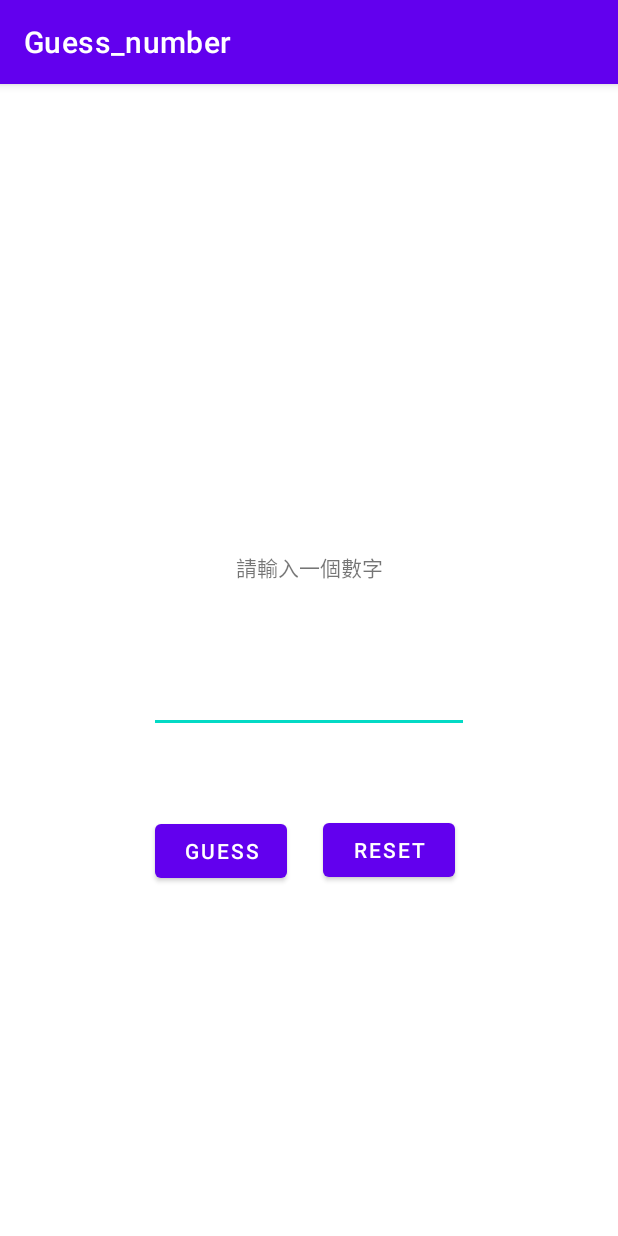
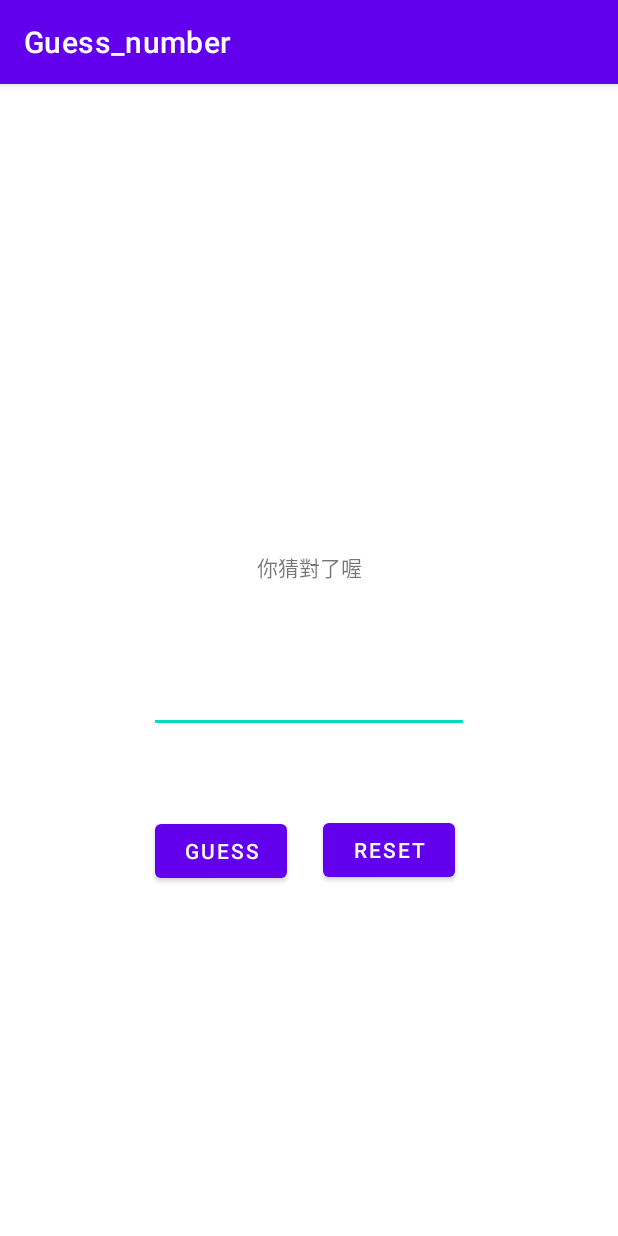
Before and after one commit to chenghanCHWU/app_ntunhs_im, an Android app: the screen it shows after launch (MainActivity), after a tap on "GUESS", on a phone screen of 412 x 824 dp. Run offline under Robolectric (Android 15) with nearby library versions, the phone set to English and light mode, and no system bars; 1 statement that could not run was skipped.

Commit message:
guess_number_v1

```diff
--- a/Guess_number/app/src/main/java/com/example/guess_number/MainActivity.kt
+++ b/Guess_number/app/src/main/java/com/example/guess_number/MainActivity.kt
@@ -4,7 +4,9 @@ import androidx.appcompat.app.AppCompatActivity
 import android.os.Bundle
 import android.util.Log
 import android.widget.Button
-import android.widget.Toast
+import android.widget.EditText
+import android.widget.TextView
+import java.util.Random
 
 class MainActivity : AppCompatActivity() {
     override fun onCreate(savedInstanceState: Bundle?) {
@@ -12,11 +14,37 @@ class MainActivity : AppCompatActivity() {
         super.onCreate(savedInstanceState)
         setContentView(R.layout.activity_main)
 
-        val guess_button=findViewById<Button>(R.id.Guess_button)
+        val textView = findViewById<TextView>(R.id.textView)
+        val guess_button = findViewById<Button>(R.id.Guess_button)
+        val reset_button = findViewById<Button>(R.id.reset_button)
+        val editText = findViewById<EditText>(R.id.editText)
+        var validate_num:Int
+        val MAXIMUM:Int=100
+        var maximum:Int =MAXIMUM
+        var minimum:Int =0
+        var secret: Int = Random().nextInt(maximum)+1
+
 
         guess_button.setOnClickListener{
-            Log.e("MainActivity","this is error")
+            validate_num=editText.text.toString().toInt()-secret
+            var ans_str: String="你猜對了喔"
 
+            if(validate_num>0){
+                maximum=editText.text.toString().toInt()
+                ans_str=minimum.toString()+"-"+maximum.toString()
+            }else if(validate_num<0){
+                minimum=editText.text.toString().toInt()
+                ans_str=minimum.toString()+"-"+maximum.toString()
+            }
+
+            textView.text=ans_str
+        }
+
+        reset_button.setOnClickListener{
+            maximum=MAXIMUM
+            minimum=0
+            secret = Random().nextInt(maximum)+1
+            textView.text=minimum.toString()+"-"+maximum.toString()
         }
     }
 }
--- a/Guess_number/app/src/main/res/layout/activity_main.xml
+++ b/Guess_number/app/src/main/res/layout/activity_main.xml
@@ -7,7 +7,7 @@
     tools:context=".MainActivity">
 
     <TextView
-        android:id="@+id/result_textView"
+        android:id="@+id/textView"
         android:layout_width="wrap_content"
         android:layout_height="wrap_content"
         android:text="請輸入一個數字"
@@ -26,7 +26,7 @@
         app:layout_constraintEnd_toEndOf="parent"
         app:layout_constraintHorizontal_bias="0.318"
         app:layout_constraintStart_toStartOf="parent"
-        app:layout_constraintTop_toBottomOf="@+id/result_textView"
+        app:layout_constraintTop_toBottomOf="@+id/textView"
         app:layout_constraintVertical_bias="0.4" />
 
     <EditText
@@ -38,7 +38,7 @@
         app:layout_constraintBottom_toTopOf="@+id/Guess_button"
         app:layout_constraintEnd_toEndOf="parent"
         app:layout_constraintStart_toStartOf="parent"
-        app:layout_constraintTop_toBottomOf="@+id/result_textView" />
+        app:layout_constraintTop_toBottomOf="@+id/textView" />
 
     <Button
         android:id="@+id/reset_button"
```
